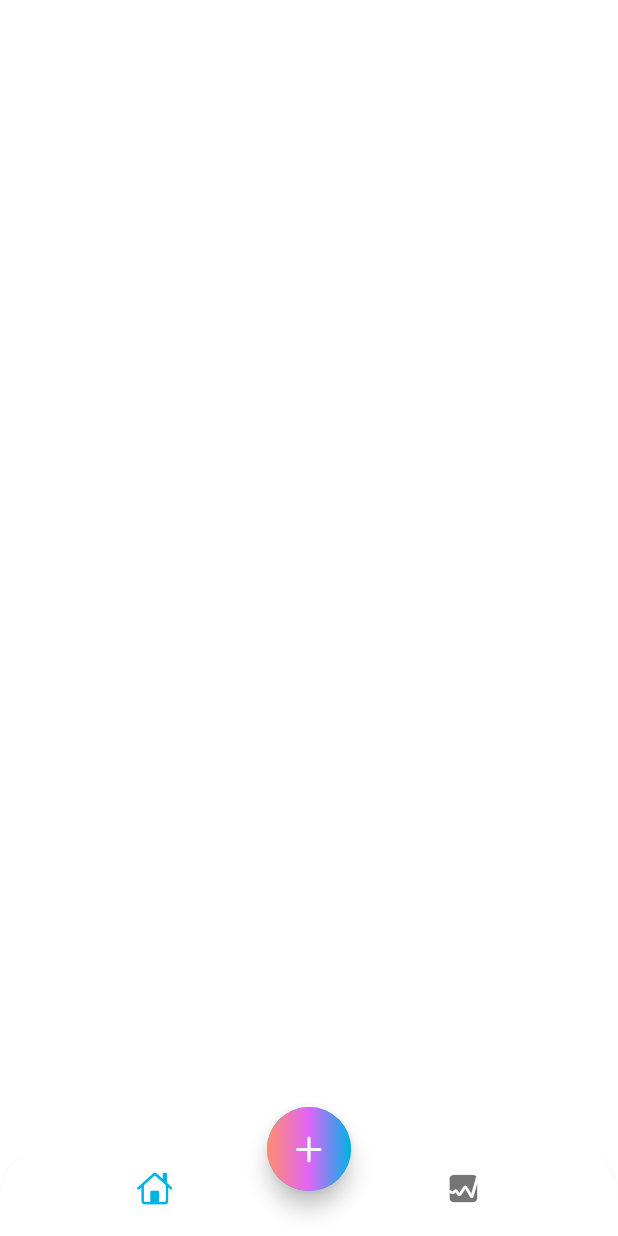
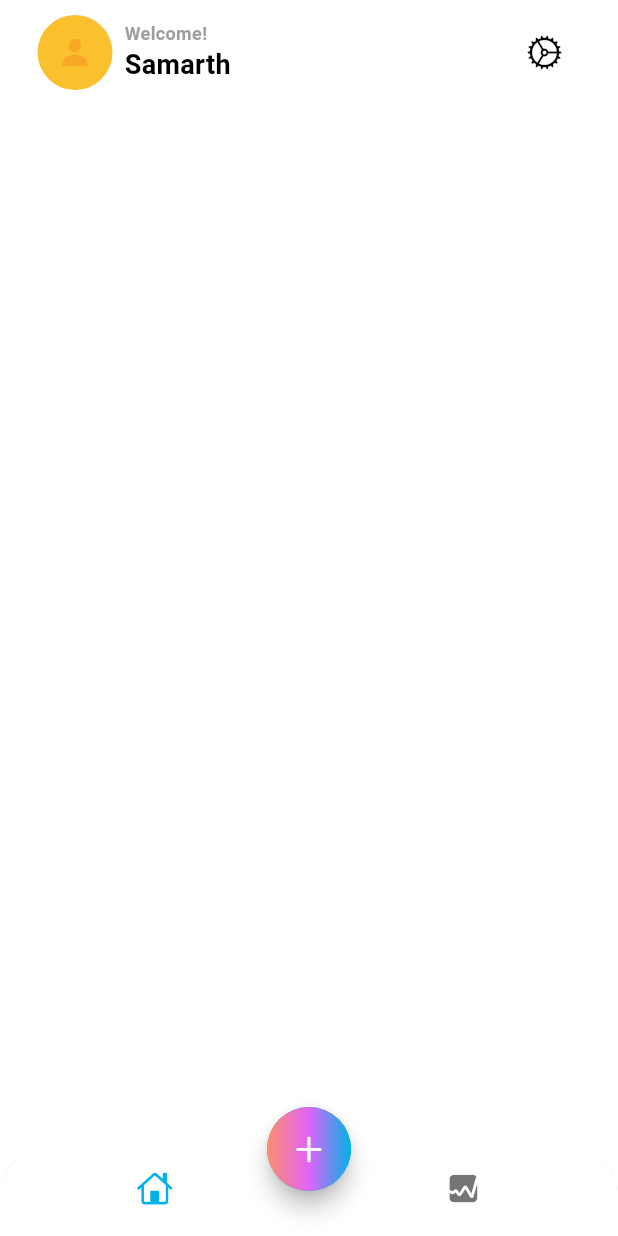
Before and after one commit to samarth-5/Expenzo, a Flutter app: the screen it shows after launch, on a phone screen of 412 x 824 dp. Run offline on Flutter 3.47's test engine with Material 3 defaults, Android fonts, the light colour scheme and no system bars.

Commit message:
created header of home page

```diff
--- a/lib/app_view.dart
+++ b/lib/app_view.dart
@@ -12,9 +12,10 @@ class AppView extends StatelessWidget {
         colorScheme: ColorScheme.light(
           background: Colors.grey.shade100,
           onBackground: Colors.black,
-          primary: Color(0xFF00B2E7),
-          secondary: Color(0xFFE064F7),
-          tertiary: Color(0xFFFF8D6C),
+          primary: const Color(0xFF00B2E7),
+          secondary: const Color(0xFFE064F7),
+          tertiary: const Color(0xFFFF8D6C),
+          outline: Colors.grey
         )
       ),
       home: HomeScreen(),
--- a/lib/screens/home/views/home_screen.dart
+++ b/lib/screens/home/views/home_screen.dart
@@ -1,3 +1,4 @@
+import 'package:expenzo/screens/home/views/main_screen.dart';
 import 'package:flutter/cupertino.dart';
 import 'package:flutter/material.dart';
 
@@ -49,6 +50,7 @@ class HomeScreen extends StatelessWidget {
           child: const Icon(CupertinoIcons.add),
         ),
       ),
+      body: MainScreen(),
     );
   }
 }
--- /dev/null
+++ b/lib/screens/home/views/main_screen.dart
@@ -0,0 +1,72 @@
+import 'package:flutter/cupertino.dart';
+import 'package:flutter/material.dart';
+
+class MainScreen extends StatelessWidget {
+  const MainScreen({super.key});
+
+  @override
+  Widget build(BuildContext context) {
+    return SafeArea(
+      child: Padding(
+        padding: const EdgeInsets.symmetric(horizontal: 25.0, vertical: 10),
+        child: Column(
+          children: [
+            Row(
+              mainAxisAlignment: MainAxisAlignment.spaceBetween,
+              children: [
+                Row(
+                  children: [
+                    Stack(
+                      alignment: Alignment.center,
+                      children: [
+                        Container(
+                          width: 50,
+                          height: 50,
+                          decoration: BoxDecoration(
+                              shape: BoxShape.circle,
+                              color: Colors.yellow[700]),
+                        ),
+                        Icon(
+                          CupertinoIcons.person_fill,
+                          color: Colors.yellow[800],
+                        ),
+                      ],
+                    ),
+                    const SizedBox(
+                      width: 8,
+                    ),
+                    Column(
+                      crossAxisAlignment: CrossAxisAlignment.start,
+                      children: [
+                        Text(
+                          "Welcome!",
+                          style: TextStyle(
+                            fontSize: 12,
+                            fontWeight: FontWeight.w600,
+                            color: Theme.of(context).colorScheme.outline,
+                          ),
+                        ),
+                        Text(
+                          "Samarth",
+                          style: TextStyle(
+                            fontSize: 18,
+                            fontWeight: FontWeight.bold,
+                            color: Theme.of(context).colorScheme.onBackground,
+                          ),
+                        ),
+                      ],
+                    ),
+                  ],
+                ),
+                IconButton(
+                  onPressed: () {},
+                  icon: Icon(CupertinoIcons.settings),
+                )
+              ],
+            )
+          ],
+        ),
+      ),
+    );
+  }
+}
```
